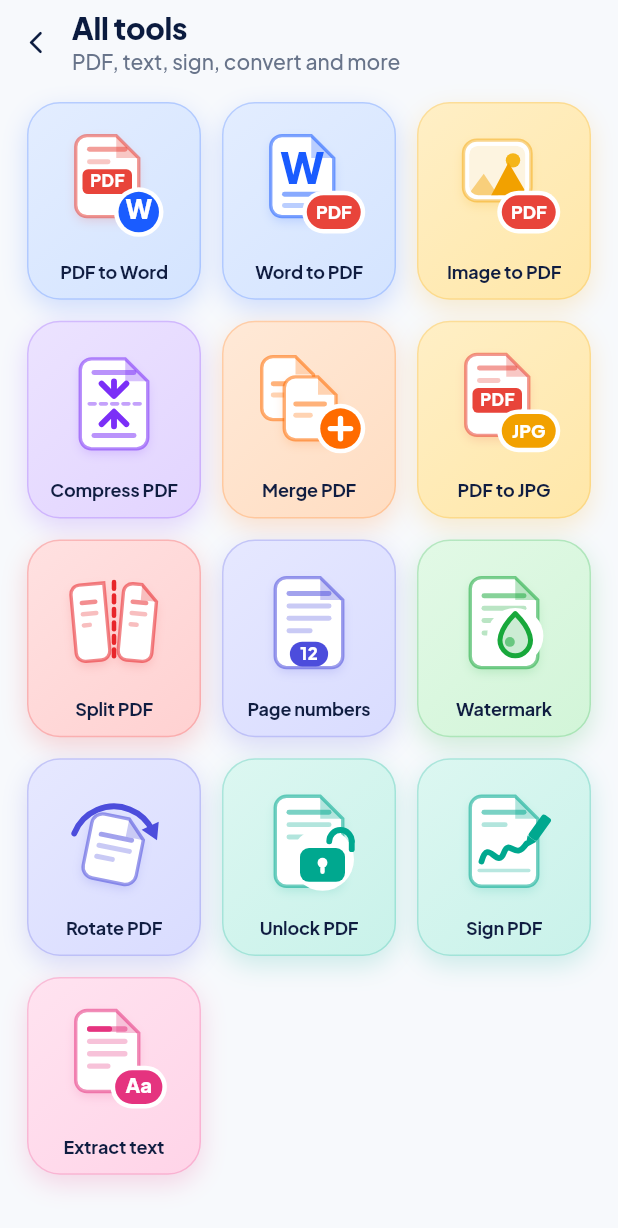
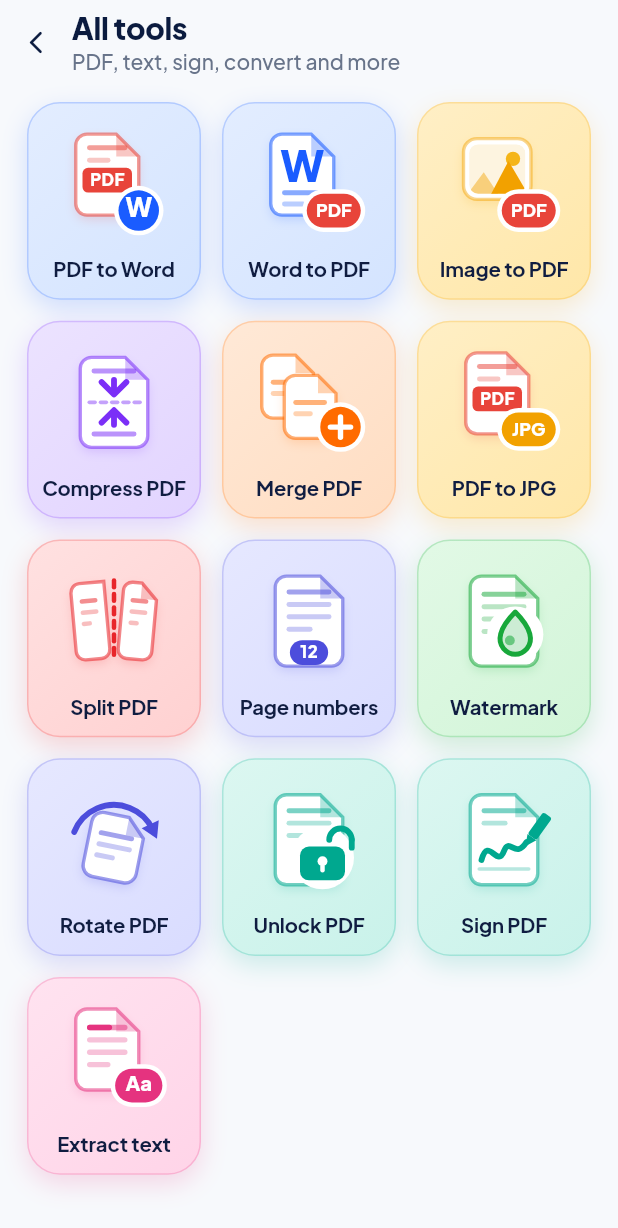
Before and after one commit to anubundu21-alt/scan, a Flutter app: the AllToolsScreen screen opened by its route, on a phone screen of 412 x 824 dp. Shown: the top 1228 px of the screen. Run offline on Flutter 3.47's test engine with Material 3 defaults, Android fonts, the phone set to English and light mode, and no system bars; our stand-ins replace camera, file_picker, flutter_riverpod, go_router, image_picker, in_app_purchase and 7 more; missing offline and left inert: cunning_document_scanner, gal; accounts and stored records are empty.

Commit message:
All tools: slightly larger card labels
Co-Authored-By: Claude Opus 5.5 <noreply@anthropic.com>

```diff
--- a/lib/features/home/presentation/all_tools_screen.dart
+++ b/lib/features/home/presentation/all_tools_screen.dart
@@ -360,7 +360,7 @@ class _ToolCard extends StatelessWidget {
               overflow: TextOverflow.ellipsis,
               style: theme.textTheme.titleSmall?.copyWith(
                 fontWeight: FontWeight.w700,
-                fontSize: 12,
+                fontSize: 13.5,
                 height: 1.15,
                 letterSpacing: -0.1,
                 color: isLight
```
